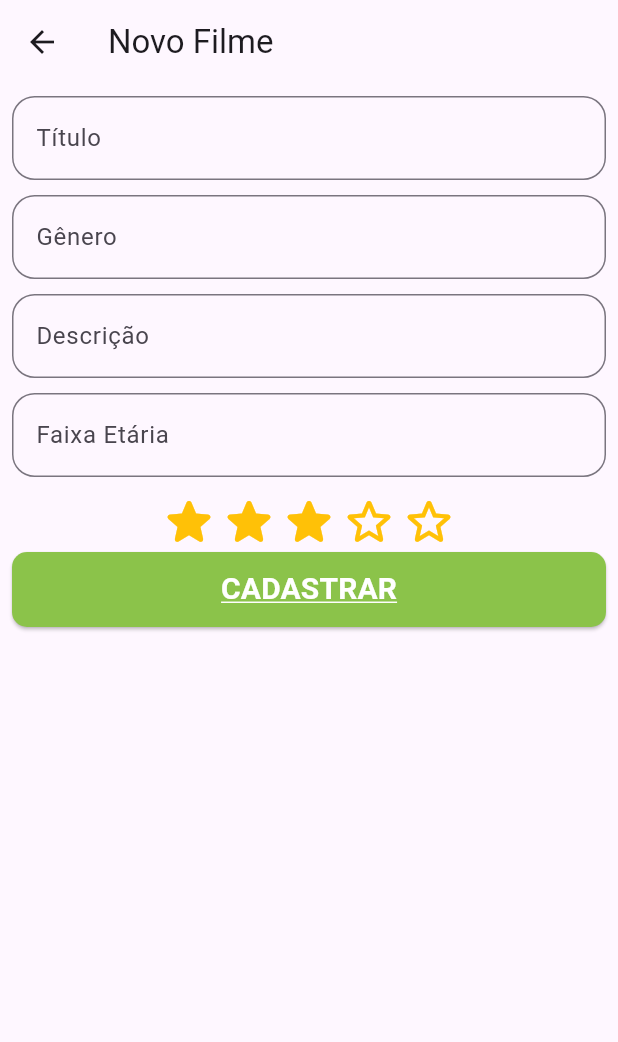
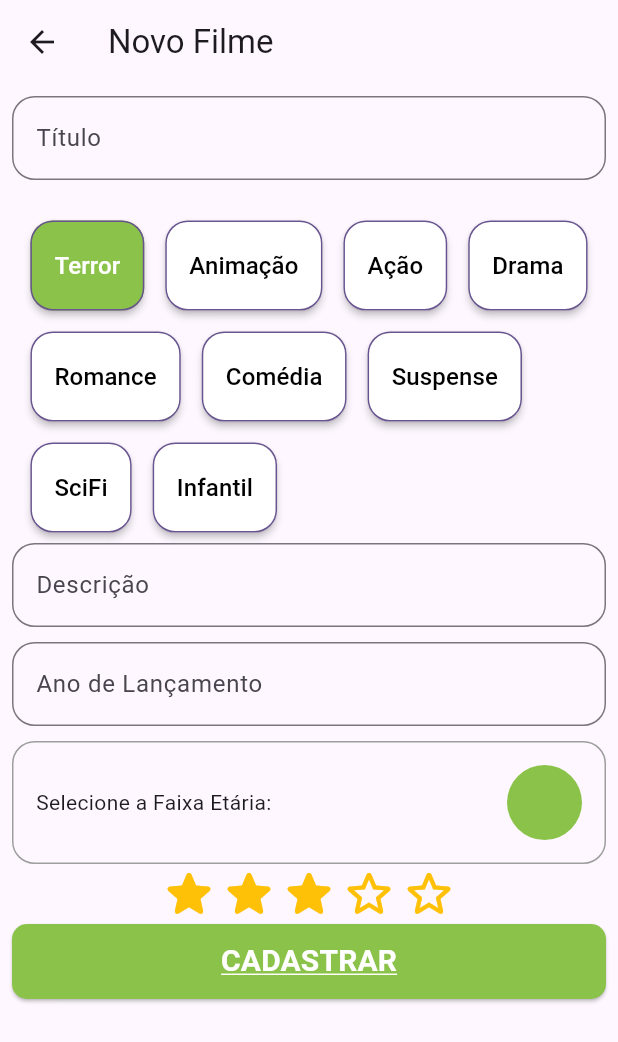
Before and after one commit to GiuBagodi/projeto-flutter-seminarios-4-, a Flutter app: the AddProductPage screen opened by its route, on a phone screen of 412 x 824 dp. Shown: the top 1042 px of the screen. Run offline on Flutter 3.47's test engine with Material 3 defaults, Android fonts, the phone set to English and light mode, and no system bars; drawn by our look-alikes of custom_radio_grouped_button, flutter_rating_bar; our stand-ins replace brasil_fields, flutter_animate, shared_preferences, top_snackbar_flutter; missing offline and left inert: flex_color_picker, validatorless; accounts and stored records are empty.

Commit message:
atualizacao do codigo

```diff
--- a/lib/app/features/login/login_controller.dart
+++ b/lib/app/features/login/login_controller.dart
@@ -7,13 +7,13 @@ class LoginController {
     required String password,
   }) async {
     await Future.delayed(2.seconds);
-    if (cpf == '51125173874' && password == '123456') {
+
       var sp = await SharedPreferences.getInstance();
 
       await sp.setString('cpf', cpf);
 
       return true;
-    }
-    return false;
+
+
   }
 }
--- a/lib/app/features/login/login_page.dart
+++ b/lib/app/features/login/login_page.dart
@@ -39,7 +39,7 @@ class _LoginPageState extends State<LoginPage> {
                 TextFormField(
                   controller: cpfEC,
                   validator: Validatorless.multiple(
-                    ([Validatorless.cpf('CPF Inválido'), Validatorless.required('Campo Obrigatório')]),
+                    ([Validatorless.required('Campo Obrigatório')]),
                   ),
                   inputFormatters: [
                     FilteringTextInputFormatter.digitsOnly,
--- a/lib/app/features/products/add_product_page.dart
+++ b/lib/app/features/products/add_product_page.dart
@@ -1,4 +1,8 @@
+import 'package:custom_radio_grouped_button/custom_radio_grouped_button.dart';
+import 'package:flex_color_picker/flex_color_picker.dart';
 import 'package:flutter/material.dart';
+import 'package:flutter/services.dart';
+import 'package:flutter/widgets.dart';
 import 'package:flutter_rating_bar/flutter_rating_bar.dart';
 import 'package:puc_minas/app/core/models/product_model.dart';
 import 'package:validatorless/validatorless.dart';
@@ -12,10 +16,13 @@ class AddProductPage extends StatefulWidget {
 
 class _AddProductPageState extends State<AddProductPage> {
   final titleEC = TextEditingController();
-  final genreEC = TextEditingController();
+
   final descriptionEC = TextEditingController();
   final ageEC = TextEditingController();
   final ratingEC = TextEditingController();
+
+  Color selectedColor = Colors.lightGreen;
+  String genre = 'Terror';
 
   final formKey = GlobalKey<FormState>();
   double? rating;
@@ -47,12 +54,45 @@ String? selectedValue;
                   decoration: const InputDecoration(hintText: 'Título'),
                 ),
                 const SizedBox(height: 10),
-                TextFormField(
-                  validator: Validatorless.required('Campo obrigatório'),
-                  controller: genreEC,
-                  decoration: const InputDecoration(hintText: 'Gênero'),
+                const SizedBox(height: 10),
+                CustomRadioButton(
+                    buttonLables: const [
+                      'Terror',
+                      'Animação',
+                      'Ação',
+                      'Drama',
+                      'Romance',
+                      'Comédia',
+                      'Suspense',
+                      'SciFi',
+                      'Infantil',
+                    ],
+                    buttonValues: const [
+                      'Terror',
+                      'Animação',
+                      'Ação',
+                      'Drama',
+                      'Romance',
+                      'Comédia',
+                      'Suspense',
+                      'SciFi',
+                      'Infantil',
+                    ],
+                    shapeRadius: 15,
+                    enableShape: true,
+                    elevation: 2,
+                    defaultSelected: genre,
+                    buttonTextStyle: const ButtonTextStyle(
+                      textStyle: TextStyle(fontSize: 16),
                     ),
-                const SizedBox(height: 10),
+                    radioButtonValue: (str) {
+                      genre = str;
+                    },
+                    enableButtonWrap: true,
+                    autoWidth: true,
+                    height: 60,
+                    unSelectedColor: Colors.white,
+                    selectedColor: Colors.lightGreen),
                 TextFormField(
                   validator: Validatorless.required('Campo obrigatório'),
                   controller: descriptionEC,
@@ -65,18 +105,68 @@ String? selectedValue;
                     Validatorless.number('Dado inválido'),
                   ]),
                   controller: ageEC,
-                  decoration: const InputDecoration(hintText: 'Faixa Etária'),
+                  decoration: const InputDecoration(hintText: 'Ano de Lançamento'),
+                  inputFormatters: [
+                    FilteringTextInputFormatter.digitsOnly,
+                  ],
+                  keyboardType: TextInputType.number,
                 ),
                 const SizedBox(height: 10),
+                GestureDetector(
+                  onTap: () async {
+                    await showColorPickerDialog(
+                      context,
+                      selectedColor,
+                      actionButtons: const ColorPickerActionButtons(
+                        closeButton: true,
+                      ),
+                      barrierDismissible: false,
+                      barrierColor: Colors.black.withOpacity(0.7),
+                      backgroundColor: Colors.white,
+                      pickersEnabled: {
+                        ColorPickerType.primary: true,
+                        ColorPickerType.accent: false,
+                        ColorPickerType.wheel: false,
+                      },
+                      pickerTypeLabels: {
+                        ColorPickerType.primary: 'Cor primária',
+                      },
+                      elevation: 2,
+                      runSpacing: 15,
+                      title: const Text('Selecione a faixa etária'),
+                    ).then((color) {
+                      selectedColor = color;
+                      setState(() {});
+                    });
+                  },
+                  child: Container(
+                    padding: const EdgeInsets.all(15),
+                    decoration: BoxDecoration(
+                      border: Border.all(color: Colors.grey),
+                      borderRadius: BorderRadius.circular(15),
+                    ),
+                    child: Row(
+                      mainAxisAlignment: MainAxisAlignment.spaceBetween,
+                      children: [
+                        const Text('Selecione a Faixa Etária:'),
+                        Container(
+                          height: 50,
+                          width: 50,
+                          decoration: BoxDecoration(color: selectedColor, borderRadius: BorderRadius.circular(50)),
+                        )
+                      ],
+                    ),
+                  ),
+                ),
                 RatingBar(
                   initialRating: 3,
                   direction: Axis.horizontal,
                   allowHalfRating: false,
                   itemCount: 5,
                   ratingWidget: RatingWidget(
-                    full: Icon(Icons.star_rounded, color: Colors.amber),
-                    empty: Icon(Icons.star_outline_rounded, color: Colors.amber),
-                    half: Icon(Icons.star_half_rounded, color: Colors.amber),
+                    full: const Icon(Icons.star_rounded, color: Colors.amber),
+                    empty: const Icon(Icons.star_outline_rounded, color: Colors.amber),
+                    half: const Icon(Icons.star_half_rounded, color: Colors.amber),
                   ),
                   onRatingUpdate: (value) {
                     rating = value;
@@ -89,11 +179,12 @@ String? selectedValue;
                     onPressed: () {
                       if (formKey.currentState?.validate() ?? false) {
                         ProductModel productModel = ProductModel(
-                          genre: genreEC.text,
+                          genre: genre,
                           title: titleEC.text,
                           rating: rating ?? 0,
                           description: descriptionEC.text,
                           age: int.tryParse(ageEC.text) ?? 0,
+                          color: selectedColor,
                         );
                         Navigator.of(context).pop(productModel);
                       }
--- a/pubspec.yaml
+++ b/pubspec.yaml
@@ -42,6 +42,8 @@ dependencies:
   shared_preferences: ^2.2.3
   flutter_rating_bar: ^4.0.1
   dropdown_button2: ^2.3.9
+  flex_color_picker: ^3.4.1
+  custom_radio_grouped_button: ^2.2.1
 
 dev_dependencies:
   flutter_test:
```
Also changed, not shown: lib/app/core/components/modals/delete_alert_dialog.dart (added, +35 -0 lines), lib/app/core/components/product_card.dart (+6 -2 lines), lib/app/core/models/product_model.dart (+10 -28 lines), lib/app/features/home/home_page.dart (+38 -5 lines), pubspec.lock. Lines whose indentation alone changed are shown as unchanged.
